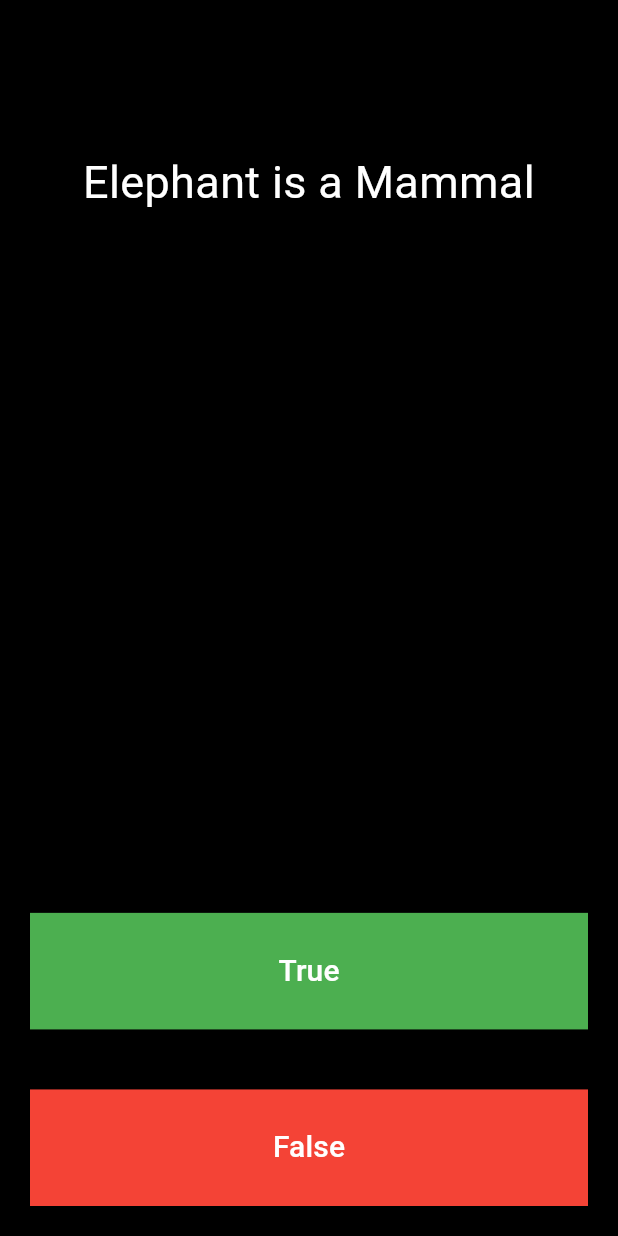
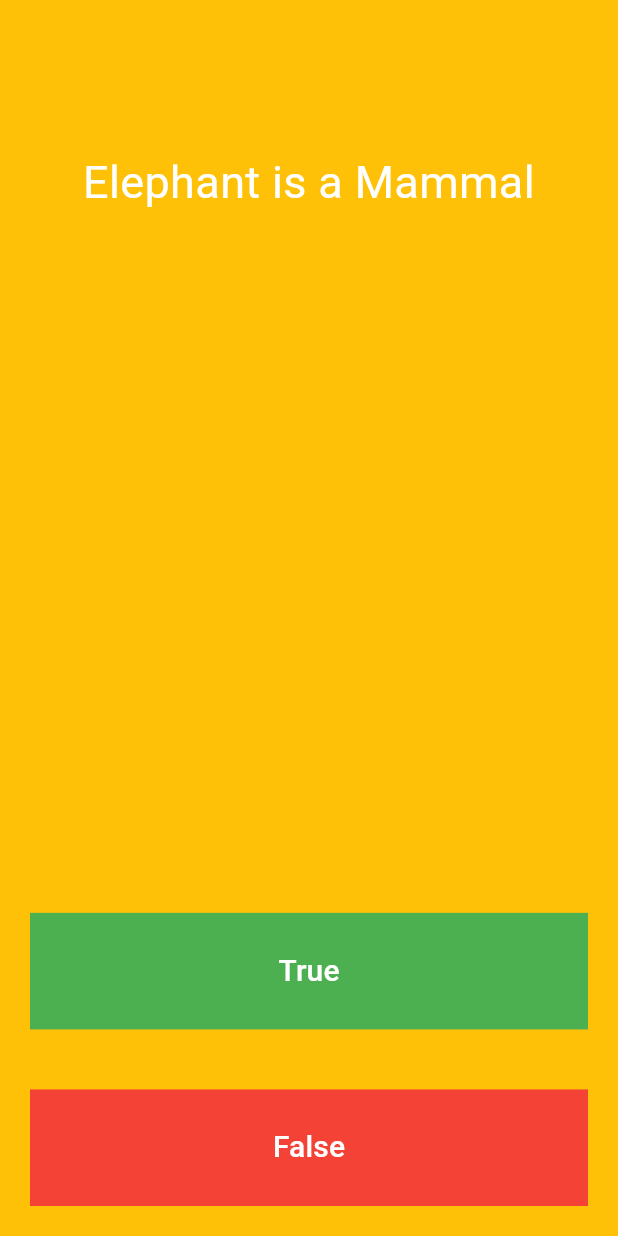
Before and after one commit to Farseena-Sirin-P-P/quiz_app, a Flutter app: the screen it shows after launch, on a phone screen of 412 x 824 dp. Run offline on Flutter 3.47's test engine with Material 3 defaults, Android fonts, the phone set to English and light mode, and no system bars.

Commit message:
colorchanged

```diff
--- a/lib/main.dart
+++ b/lib/main.dart
@@ -10,7 +10,7 @@ class MyApp extends StatelessWidget {
   @override
   Widget build(BuildContext context) {
     return MaterialApp(
-      home: Scaffold(backgroundColor: Colors.black, body: QuizScreen()),
+      home: Scaffold(backgroundColor: Colors.amber, body: QuizScreen()),
     );
   }
 }
```
